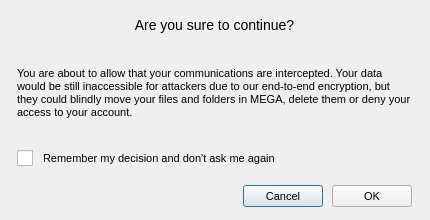
Qt form src/MEGASync/gui/linux/ConfirmSSLexception.ui (meganz/MEGAsync) before a commit.
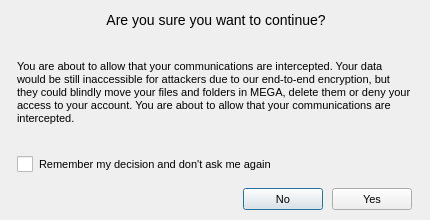
The same form after that commit.

```diff
--- a/src/MEGASync/gui/linux/ConfirmSSLexception.ui
+++ b/src/MEGASync/gui/linux/ConfirmSSLexception.ui
@@ -47,14 +47,9 @@
 	height: 14px;
 }
 
-#cRemember
-{
-    spacing: 10px;
-}
-
 </string>
   </property>
-  <layout class="QVBoxLayout" name="verticalLayout">
+  <layout class="QVBoxLayout" name="verticalLayout" stretch="0,1,0,0">
    <property name="spacing">
     <number>12</number>
    </property>
@@ -75,17 +70,17 @@
      <property name="minimumSize">
       <size>
        <width>0</width>
-       <height>20</height>
+       <height>0</height>
       </size>
      </property>
      <property name="maximumSize">
       <size>
        <width>16777215</width>
-       <height>20</height>
+       <height>16777215</height>
       </size>
      </property>
      <property name="text">
-      <string>Are you sure to continue?</string>
+      <string> Are you sure you want to continue?</string>
      </property>
      <property name="alignment">
       <set>Qt::AlignCenter</set>
@@ -100,20 +95,20 @@
      <property name="minimumSize">
       <size>
        <width>0</width>
-       <height>85</height>
+       <height>0</height>
       </size>
      </property>
      <property name="maximumSize">
       <size>
        <width>16777215</width>
-       <height>85</height>
+       <height>16777215</height>
       </size>
      </property>
      <property name="styleSheet">
       <string notr="true">padding-top: -10px;</string>
      </property>
      <property name="text">
-      <string>You are about to allow that your communications are intercepted. Your data would be still inaccessible for attackers due to our end-to-end encryption, but they could blindly move your files and folders in MEGA, delete them or deny your access to your account.</string>
+      <string>You are about to allow that your communications are intercepted. Your data would be still inaccessible for attackers due to our end-to-end encryption, but they could blindly move your files and folders in MEGA, delete them or deny your access to your account. You are about to allow that your communications are intercepted.</string>
      </property>
      <property name="wordWrap">
       <bool>true</bool>
@@ -122,6 +117,12 @@
    </item>
    <item>
     <widget class="QCheckBox" name="cRemember">
+     <property name="sizePolicy">
+      <sizepolicy hsizetype="Minimum" vsizetype="Preferred">
+       <horstretch>0</horstretch>
+       <verstretch>0</verstretch>
+      </sizepolicy>
+     </property>
      <property name="text">
       <string>Remember my decision and don't ask me again</string>
      </property>
@@ -173,14 +174,14 @@
       <item>
        <widget class="QPushButton" name="bCancel">
         <property name="text">
-         <string>Cancel</string>
+         <string>No</string>
         </property>
        </widget>
       </item>
       <item>
        <widget class="QPushButton" name="bOK">
         <property name="text">
-         <string>OK</string>
+         <string>Yes</string>
         </property>
        </widget>
       </item>
```
